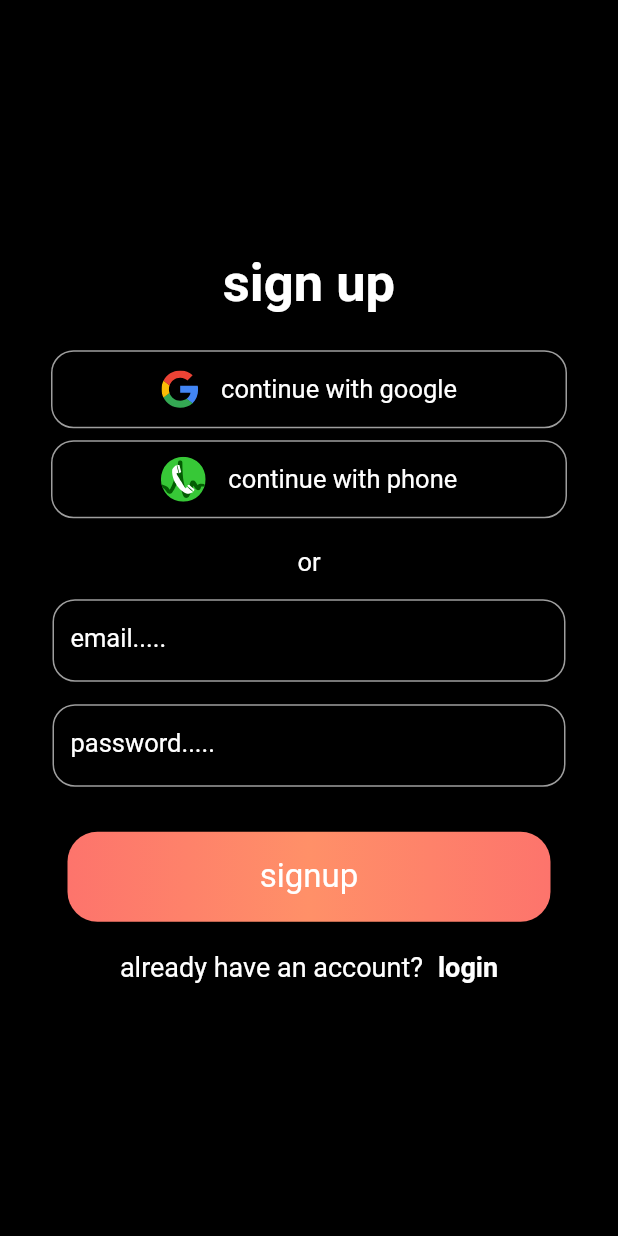
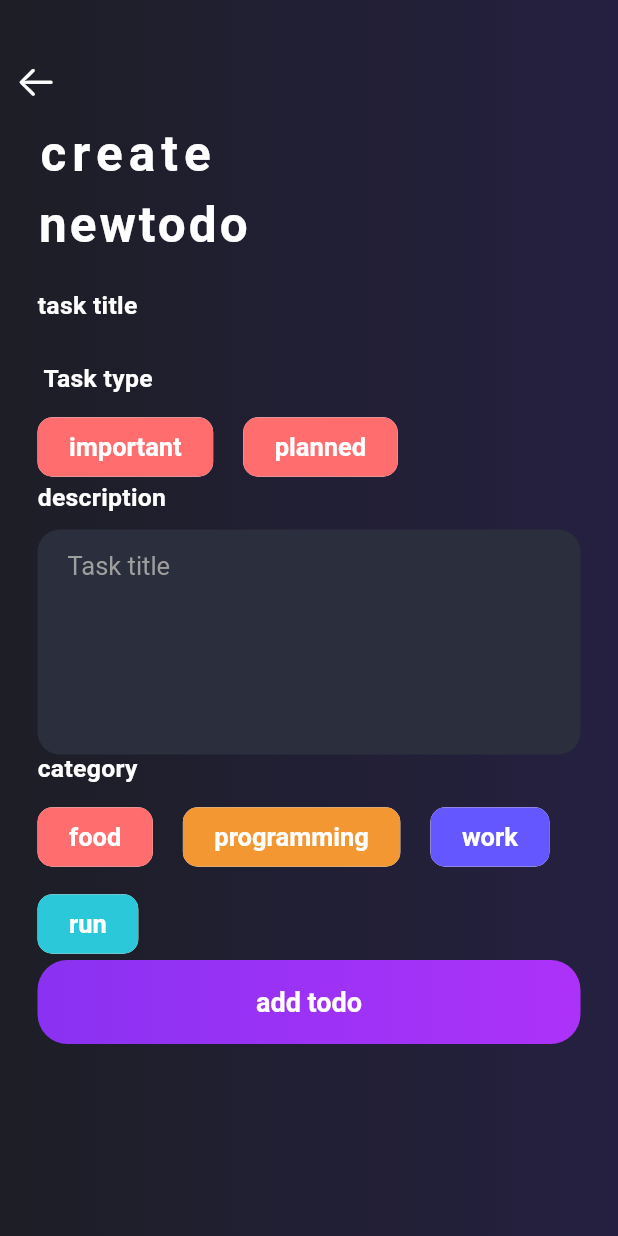
Before and after one commit to salmanpary/TODO-DSCMEC, a Flutter app: the screen it shows after launch, on a phone screen of 412 x 824 dp. Run offline on Flutter 3.47's test engine with Material 2 defaults, Android fonts, the phone set to English and light mode, and no system bars; our stand-ins replace firebase_auth, firebase_core, flutter_secure_storage, flutter_svg, google_sign_in, otp_text_field; accounts and stored records are empty.

Commit message:
task creating ui completed

```diff
--- a/lib/main.dart
+++ b/lib/main.dart
@@ -7,6 +7,7 @@ import 'package:todo/pages/homepage.dart';
 import 'package:todo/pages/signuppage.dart';
 import 'package:todo/pages/signinpage.dart';
 import 'package:todo/service/Auth_service.dart';
+import 'package:todo/pages/Addtodo.dart';
 
 void main()async {
   WidgetsFlutterBinding.ensureInitialized();
@@ -44,7 +45,7 @@ class _MyappState extends State<Myapp> {
 
   Widget build(BuildContext context) {
     return MaterialApp(
-      home: currentpage,
+      home: Addtodopage(),
     );
   }
 }
--- /dev/null
+++ b/lib/pages/Addtodo.dart
@@ -0,0 +1,235 @@
+import 'package:flutter/cupertino.dart';
+import 'package:flutter/material.dart';
+
+class Addtodopage extends StatefulWidget {
+  @override
+  _AddtodopageState createState() => _AddtodopageState();
+}
+
+class _AddtodopageState extends State<Addtodopage> {
+  @override
+  Widget build(BuildContext context) {
+    return Scaffold(
+      body: Container(
+        height: MediaQuery.of(context).size.height,
+        width: MediaQuery.of(context).size.width,
+        decoration: BoxDecoration(
+          gradient: LinearGradient(colors: [
+            Color(0xff1d1e26),
+            Color(0xff252041),
+          ]),
+        ),
+        child: Column(
+          crossAxisAlignment: CrossAxisAlignment.start,
+          children: [
+            SizedBox(
+              height: 30,
+            ),
+            IconButton(
+              icon: Icon(
+                CupertinoIcons.arrow_left,
+                color: Colors.white,
+                size: 28,
+              ),
+              onPressed: () {},
+            ),
+            Padding(
+              padding: const EdgeInsets.symmetric(horizontal: 25, vertical: 5),
+              child: Column(
+                crossAxisAlignment: CrossAxisAlignment.start,
+                children: [
+                  Text(
+                    "create",
+                    style: TextStyle(
+                        fontSize: 33,
+                        color: Colors.white,
+                        fontWeight: FontWeight.bold,
+                        letterSpacing: 4),
+                  ),
+                  SizedBox(
+                    height: 8,
+                  ),
+                  Text(
+                    "newtodo",
+                    style: TextStyle(
+                        fontSize: 33,
+                        color: Colors.white,
+                        fontWeight: FontWeight.bold,
+                        letterSpacing: 2),
+                  ),
+                  SizedBox(
+                    height: 25,
+                  ),
+                  label("task title"),
+                  SizedBox(
+                    height: 30,
+                  ),
+                  label(" Task type"),
+                  SizedBox(
+                    height: 12,
+                  ),
+                  Row(
+                    children: [
+                      chipdata("important", 0xffff6d6e),
+                      SizedBox(
+                        width: 20,
+                      ),
+                      chipdata("planned", 0xffff6d6e),
+                    ],
+                  ),
+                  SizedBox(
+                    width: 25,
+                  ),
+                  label("description"),
+                  SizedBox(
+                    height: 12,
+                  ),
+                  description(),
+                  SizedBox(
+                    width: 25,
+                  ),
+                  label("category "),
+                  SizedBox(
+                    height: 12,
+                  ),
+                  Wrap(
+                    runSpacing: 10,
+                    children: [
+                      chipdata("food", 0xffff6d6e),
+                      SizedBox(
+                        width: 20,
+                      ),
+                      chipdata("programming", 0xfff29732),
+                      SizedBox(
+                        width: 20,
+                      ),
+                      chipdata("work", 0xff6557ff),
+                      SizedBox(
+                        width: 20,
+                      ),
+                      chipdata("run", 0xff2bc8d9),
+                    ],
+                  ),
+                  SizedBox(
+                    width: 50,
+                  ),
+                  button(),
+                  SizedBox(
+                    height: 30,
+                  ),
+                ],
+              ),
+            )
+          ],
+        ),
+      ),
+    );
+  }
+
+  Widget button() {
+    return Container(
+        height: 56,
+        width: MediaQuery.of(context).size.width,
+        decoration: BoxDecoration(
+          borderRadius: BorderRadius.circular(20),
+          gradient: LinearGradient(colors: [
+            Color(0xff8a32f1),
+            Color(0xffad32f9),
+          ]),
+        ),
+      child: Center(
+        child: Text("add todo",style:TextStyle(
+            fontSize: 18,
+            color: Colors.white,
+            fontWeight: FontWeight.w600,
+            ),),
+      ),
+    );
+  }
+
+  Widget description() {
+    return Container(
+      height: 150,
+      width: MediaQuery.of(context).size.width,
+      decoration: BoxDecoration(
+        color: Color(0xff2a2e3d),
+        borderRadius: BorderRadius.circular(15),
+      ),
+      child: TextFormField(
+        style: TextStyle(
+          color: Colors.grey,
+          fontSize: 17,
+        ),
+        maxLines: null,
+        decoration: InputDecoration(
+            border: InputBorder.none,
+            hintText: "Task title",
+            hintStyle: TextStyle(
+              color: Colors.grey,
+              fontSize: 17,
+            ),
+            contentPadding: EdgeInsets.only(
+              left: 20,
+              right: 20,
+            )),
+      ),
+    );
+  }
+
+  Widget chipdata(String label, int color) {
+    return Chip(
+      backgroundColor: Color(color),
+      shape: RoundedRectangleBorder(
+        borderRadius: BorderRadius.circular(10),
+      ),
+      label: Text(
+        label,
+        style: TextStyle(
+          color: Colors.white,
+          fontSize: 17,
+          fontWeight: FontWeight.w600,
+        ),
+      ),
+      labelPadding: EdgeInsets.symmetric(horizontal: 17, vertical: 3.8),
+    );
+  }
+
+  Widget title() {
+    return Container(
+      height: 55,
+      width: MediaQuery.of(context).size.width,
+      decoration: BoxDecoration(
+        color: Color(0xff2a2e3d),
+        borderRadius: BorderRadius.circular(15),
+      ),
+      child: TextFormField(
+        style: TextStyle(
+          color: Colors.grey,
+          fontSize: 17,
+        ),
+        decoration: InputDecoration(
+            border: InputBorder.none,
+            hintText: "Task title",
+            hintStyle: TextStyle(
+              color: Colors.grey,
+              fontSize: 17,
+            ),
+            contentPadding: EdgeInsets.only(
+              left: 20,
+              right: 20,
+            )),
+      ),
+    );
+  }
+
+  Widget label(String label) {
+    return Text(
+      label,
+      style: TextStyle(
+          color: Colors.white,
+          fontWeight: FontWeight.w600,
+          fontSize: 16.5,
+          letterSpacing: 0.2),
+    );
+  }
+}
```
Also changed, not shown: pubspec.lock, 1 other file.
